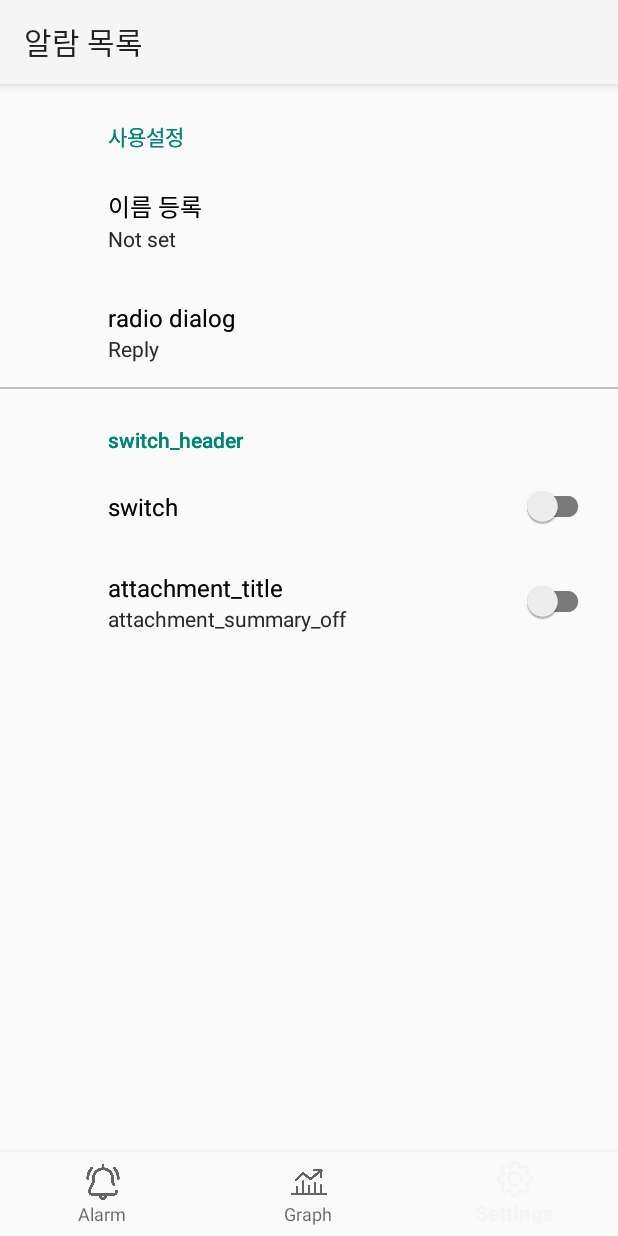
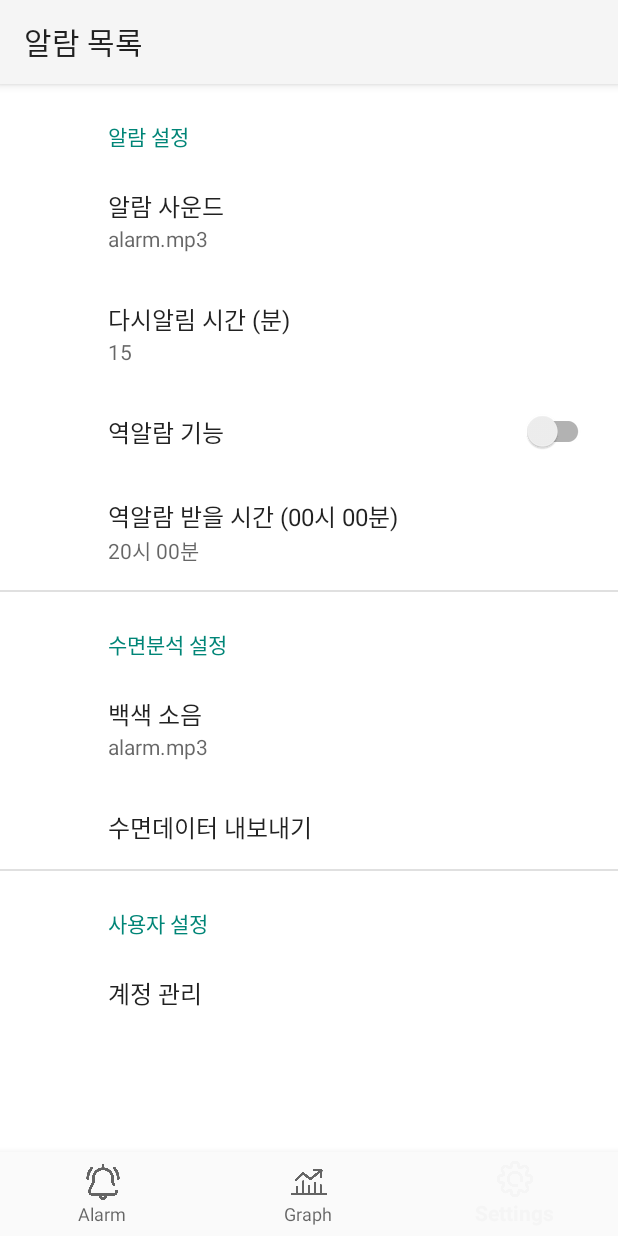
Before and after one commit to kookmin-sw/capstone-2020-15, an Android app: the SettingsFragment screen opened through its navigation route, item 3 of the bottom bar chosen, on a phone screen of 412 x 824 dp. Run offline under Robolectric (Android 15) with nearby library versions, the phone set to English and light mode, and no system bars; our stand-ins replace androidx.preference; libraries missing offline, so code that uses them is left out: com.github.mikephil.charting; 1 statement that could not run was skipped.

Commit message:
Modify Settings preferences

```diff
--- a/src/Smalarm/app/src/main/java/com/example/smalarm/ui/settings/SettingsFragment.java
+++ b/src/Smalarm/app/src/main/java/com/example/smalarm/ui/settings/SettingsFragment.java
@@ -1,5 +1,6 @@
 package com.example.smalarm.ui.settings;
 
+import android.graphics.Color;
 import android.os.Bundle;
 import android.view.LayoutInflater;
 import android.view.View;
@@ -21,6 +22,12 @@ import com.example.smalarm.R;
 public class SettingsFragment extends PreferenceFragmentCompat {
 
     @Override
+    public void onViewCreated(@NonNull View view, @Nullable Bundle savedInstanceState) {
+        super.onViewCreated(view, savedInstanceState);
+        view.setBackgroundColor(Color.WHITE);
+    }
+
+    @Override
         public void onCreatePreferences(Bundle savedInstanceState, String rootKey) {
 
             setPreferencesFromResource(R.xml.root_preferences, rootKey);
--- a/src/Smalarm/app/src/main/res/values/arrays.xml
+++ b/src/Smalarm/app/src/main/res/values/arrays.xml
@@ -9,4 +9,14 @@
         <item>reply</item>
         <item>reply_all</item>
     </string-array>
+
+    <string-array name="sound_entries">
+        <item>alarm.mp3</item>
+        <item>alarm2.mp3</item>
+    </string-array>
+
+    <string-array name="sound_values">
+        <item>alarm.mp3</item>
+        <item>alarm2.mp3</item>
+    </string-array>
 </resources>
--- a/src/Smalarm/app/src/main/res/xml/root_preferences.xml
+++ b/src/Smalarm/app/src/main/res/xml/root_preferences.xml
@@ -1,36 +1,66 @@
-<PreferenceScreen xmlns:app="http://schemas.android.com/apk/res-auto">
+<PreferenceScreen xmlns:android="http://schemas.android.com/apk/res/android"
+    xmlns:app="http://schemas.android.com/apk/res-auto">
 
-    <PreferenceCategory app:title="사용설정">
+    <PreferenceCategory app:title="알람 설정">
 <!--    <PreferenceCategory app:title="@string/messages_header">-->
 
-        <EditTextPreference
-            app:key="signature"
-            app:title="이름 등록"
+        <ListPreference
+            app:defaultValue="alarm.mp3"
+            app:entries="@array/sound_entries"
+            app:entryValues="@array/sound_values"
+            app:key="sound"
+            app:title="알람 사운드"
             app:useSimpleSummaryProvider="true" />
 
-        <ListPreference
-            app:defaultValue="reply"
-            app:entries="@array/reply_entries"
-            app:entryValues="@array/reply_values"
-            app:key="reply"
-            app:title="radio dialog"
+        <EditTextPreference
+            app:defaultValue="15"
+            app:key="snooze_time"
+            app:title="다시알림 시간 (분)"
             app:useSimpleSummaryProvider="true" />
+
+        <SwitchPreferenceCompat
+            app:key="reverse_alarm"
+            app:title="역알람 기능" />
+
+        <EditTextPreference
+            android:dependency="reverse_alarm"
+            app:defaultValue="20시 00분"
+            app:key="reverse_time"
+            app:title="역알람 받을 시간 (00시 00분)"
+            app:useSimpleSummaryProvider="true" />
+
+<!--        <SwitchPreferenceCompat-->
+<!--            app:dependency="reverse_alarm"-->
+<!--            app:key="attachment"-->
+<!--            app:summaryOff="attachment_summary_off"-->
+<!--            app:summaryOn="attachment_summary_on"-->
+<!--            app:title="attachment_title" />-->
 
     </PreferenceCategory>
 
-    <PreferenceCategory app:title="switch_header">
+    <PreferenceCategory app:title="수면분석 설정">
 
-        <SwitchPreferenceCompat
-            app:key="sync"
-            app:title="switch" />
+        <ListPreference
+            app:defaultValue="alarm.mp3"
+            app:entries="@array/sound_entries"
+            app:entryValues="@array/sound_values"
+            app:key="white_noise"
+            app:title="백색 소음"
+            app:useSimpleSummaryProvider="true" />
 
-        <SwitchPreferenceCompat
-            app:dependency="sync"
-            app:key="attachment"
-            app:summaryOff="attachment_summary_off"
-            app:summaryOn="attachment_summary_on"
-            app:title="attachment_title" />
+        <EditTextPreference
+            android:defaultValue="abc@gmail.com"
+            android:key="data_send"
+            android:title="수면데이터 내보내기" />
 
     </PreferenceCategory>
 
+    <PreferenceCategory android:title="사용자 설정">
+        <EditTextPreference
+            android:defaultValue="abc@gmail.com"
+            android:key="gmail"
+            android:title="계정 관리" />
+    </PreferenceCategory>
+
+
 </PreferenceScreen>
```
